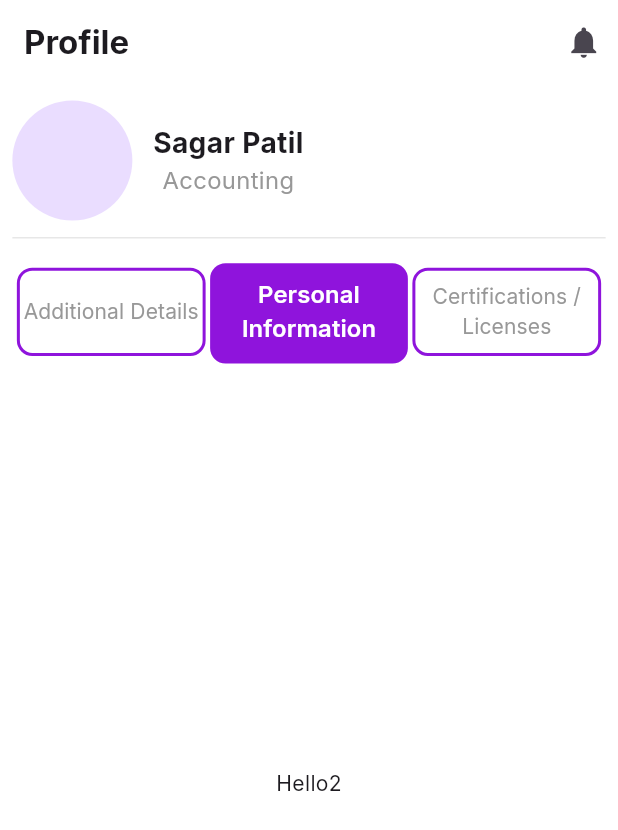
After one commit to Srimantrao/hirexpert, a Flutter app: the Edit_profile screen opened directly, tab 2 chosen, on a phone screen of 412 x 824 dp. The commit adds this screen. Shown: the top 830 px of the screen. Run offline on Flutter 3.47's test engine with Material 3 defaults, Android fonts, the phone set to English and light mode, and no system bars; our stand-ins replace flutter_svg, get, google_fonts, shared_preferences, smooth_page_indicator; accounts and stored records are empty.

Commit message:
Tue/26-Dec-2023

```diff
--- a/lib/controller/BottamController/MenuNavigationController.dart
+++ b/lib/controller/BottamController/MenuNavigationController.dart
@@ -4,6 +4,7 @@ import 'package:flutter/cupertino.dart';
 import 'package:hirexpert/view/screen/Menu/Search/Search.dart';
 
 import '../../view/screen/Menu/Home/Home.dart';
+import '../../view/screen/Menu/profile/information.dart';
 import '../../view/screen/saving/saved.dart';
 
 class MenuNavigationController with ChangeNotifier {
@@ -12,6 +13,7 @@ class MenuNavigationController with ChangeNotifier {
   final List<Widget> _item = [
     const Home(),
     const Search(),
+    const Profile_info(),
   ];
 
   Widget Selectitem(int index) {
@@ -31,4 +33,9 @@ class MenuNavigationController with ChangeNotifier {
     _selectindex = 1;
     notifyListeners();
   }
+
+  void SelectIndex_three() {
+    _selectindex = 2;
+    notifyListeners();
+  }
 }
--- /dev/null
+++ b/lib/view/screen/Menu/profile/profile.dart
@@ -0,0 +1,205 @@
+// ignore_for_file: camel_case_types
+
+import 'package:flutter/material.dart';
+import 'package:get/get_core/src/get_main.dart';
+import 'package:get/get_navigation/get_navigation.dart';
+import 'package:hirexpert/view/utils/app_color.dart';
+import '../../../utils/Tabbar/Profiletab/Additional.dart';
+import '../../../utils/app_String.dart';
+
+class Edit_profile extends StatefulWidget {
+  const Edit_profile({super.key});
+
+  @override
+  State<Edit_profile> createState() => _Edit_profileState();
+}
+
+class _Edit_profileState extends State<Edit_profile> {
+  @override
+  Widget build(BuildContext context) {
+    return Scaffold(
+      appBar: AppBar(
+        elevation: 0,
+        backgroundColor: AppColor.Full_body_color,
+        automaticallyImplyLeading: false,
+        title: const Text(
+          EditProfile_text.Profile,
+          style: TextStyle(
+            fontWeight: FontWeight.w700,
+          ),
+        ),
+        actions: [
+          Row(
+            children: [
+              const Icon(
+                Icons.notifications,
+                size: 25,
+              ),
+              SizedBox(width: Get.width / 40),
+            ],
+          )
+        ],
+      ),
+      body: Container(
+        height: Get.height,
+        width: Get.width,
+        decoration: BoxDecoration(
+          color: AppColor.Full_body_color,
+        ),
+        child: Padding(
+          padding: EdgeInsets.symmetric(
+            horizontal: Get.width / 50,
+          ),
+          child: Column(
+            children: [
+              Container(
+                height: Get.height / 8,
+                decoration: BoxDecoration(
+                  border: Border(
+                    bottom: BorderSide(
+                      color: AppColor.Bottam_color,
+                    ),
+                  ),
+                ),
+                child: Row(
+                  children: [
+                    const CircleAvatar(
+                      radius: 40,
+                    ),
+                    SizedBox(width: Get.width / 30),
+                    Column(
+                      mainAxisAlignment: MainAxisAlignment.center,
+                      children: [
+                        Text(
+                          "Sagar Patil",
+                          style: TextStyle(
+                            fontSize: Get.width / 22,
+                            fontWeight: FontWeight.w700,
+                          ),
+                        ),
+                        Text(
+                          "Accounting",
+                          style: TextStyle(
+                              fontSize: Get.width / 26,
+                              fontWeight: FontWeight.w400,
+                              color: AppColor.subcolor),
+                        ),
+                      ],
+                    ),
+                  ],
+                ),
+              ),
+              SizedBox(height: Get.height / 50),
+              DefaultTabController(
+                length: 3,
+                child: Column(
+                  children: [
+                    TabBar(
+                      labelStyle: TextStyle(
+                        fontWeight: FontWeight.w600,
+                        fontSize: Get.width / 26,
+                      ),
+                      unselectedLabelColor: AppColor.subcolor,
+                      unselectedLabelStyle: const TextStyle(
+                        fontWeight: FontWeight.w400,
+                      ),
+                      dividerColor: AppColor.Full_body_color,
+                      labelColor: AppColor.Full_body_color,
+                      indicatorSize: TabBarIndicatorSize.tab,
+                      indicator: BoxDecoration(
+                        color: AppColor.Button_color,
+                        borderRadius: BorderRadius.circular(
+                          Get.width / 40,
+                        ),
+                      ),
+                      labelPadding: const EdgeInsets.all(3),
+                      tabs: [
+                        Container(
+                          height: Get.height / 14,
+                          decoration: BoxDecoration(
+                            border: Border.all(
+                              width: 2,
+                              color: AppColor.Button_color,
+                            ),
+                            borderRadius: BorderRadius.circular(
+                              Get.width / 40,
+                            ),
+                          ),
+                          child: Tab(
+                            height: Get.height / 18,
+                            child: const Center(
+                              child: Text(
+                                textAlign: TextAlign.center,
+                                EditProfile_text.Additionl,
+                              ),
+                            ),
+                          ),
+                        ),
+                        Container(
+                          height: Get.height / 14,
+                          decoration: BoxDecoration(
+                            border: Border.all(
+                              width: 2,
+                              color: AppColor.Button_color,
+                            ),
+                            borderRadius: BorderRadius.circular(
+                              Get.width / 40,
+                            ),
+                          ),
+                          child: Tab(
+                            height: Get.height / 18,
+                            child: const Center(
+                              child: Text(
+                                textAlign: TextAlign.center,
+                                EditProfile_text.Parsnaol,
+                              ),
+                            ),
+                          ),
+                        ),
+                        Container(
+                          height: Get.height / 14,
+                          decoration: BoxDecoration(
+                            border: Border.all(
+                              width: 2,
+                              color: AppColor.Button_color,
+                            ),
+                            borderRadius: BorderRadius.circular(
+                              Get.width / 40,
+                            ),
+                          ),
+                          child: Tab(
+                            height: Get.height / 18,
+                            child: const Center(
+                              child: Text(
+                                textAlign: TextAlign.center,
+                                EditProfile_text.Certification,
+                              ),
+                            ),
+                          ),
+                        ),
+                      ],
+                    ),
+                    SizedBox(
+                      height: Get.height / 1.47,
+                      child: const TabBarView(
+                        children: [
+                          Additional(),
+                          Center(
+                            child: Text("Hello2"),
+                          ),
+                          Center(
+                            child: Text("Hello3"),
+                          ),
+                        ],
+                      ),
+                    )
+                  ],
+                ),
+              ),
+            ],
+          ),
+        ),
+      ),
+    );
+  }
+}
--- a/lib/view/screen/saving/saved.dart
+++ b/lib/view/screen/saving/saved.dart
@@ -23,7 +23,9 @@ class _SavedState extends State<Saved> {
       appBar: AppBar(
         toolbarHeight: Get.height / 10,
         backgroundColor: AppColor.Full_body_color,
+        elevation: 0,
         automaticallyImplyLeading: false,
+
         title: const Text(
           My_Jobs_Screen.My_Jobs,
           style: TextStyle(
--- a/lib/view/utils/app_String.dart
+++ b/lib/view/utils/app_String.dart
@@ -167,3 +167,27 @@ class Details_texts {
   static const Added_Advantage_Skills = "Added Advantage Skills:";
   static const API = "API Creation & Integration,Shopify,WordPress";
 }
+
+//Profile Screen
+class Profile_Text {
+  static const Profile = "Profile";
+  static const Archive = "Archive";
+  static const Notification_Setting = "Notification Setting";
+  static const Send_Us_Your_Feedback = "Send Us Your Feedback";
+  static const Manage_Account = "Manage Account";
+  static const Terms_And_Conditions = "Terms And Conditions";
+  static const Privacy_Policy = "Privacy Policy";
+  static const Change_Password = "Change Password";
+  static const Logout = "Logout";
+}
+
+//Edit Profile
+class EditProfile_text {
+  static const Profile = "Profile";
+  static const Additionl = "Additional Details";
+  static const Parsnaol = "Personal Information";
+  static const Certification = "Certifications / Licenses";
+  static const Qution = "Which of these most closely describe your job?";
+  static const Aanwasr = "— Accounts & Finance";
+  static const Edit = "Edit";
+}
--- a/lib/view/utils/app_icon.dart
+++ b/lib/view/utils/app_icon.dart
@@ -21,8 +21,9 @@ class AppIcons {
   static const Messages = "assets/icon/bottam/Messages.svg";
   static const Profile = "assets/icon/bottam/Profile.svg";
   static const Search = "assets/icon/bottam/Search Job.svg";
-  static const open_job  = "assets/icon/bottam/My_Jobs_open.svg";
-  static const Search_job  = "assets/icon/bottam/Search_Job_open.svg";
+  static const open_job = "assets/icon/bottam/My_Jobs_open.svg";
+  static const Search_job = "assets/icon/bottam/Search_Job_open.svg";
+  static const profile_open = "assets/icon/bottam/Profile_open.svg";
 
   //buttons
   static const Employee = "assets/icon/button/Employee.svg";
--- a/lib/view/utils/buttom/b_navigation.dart
+++ b/lib/view/utils/buttom/b_navigation.dart
@@ -55,7 +55,14 @@ class _BottamState extends State<Bottam> {
                       ? SvgPicture.asset(AppIcons.Search_job)
                       : SvgPicture.asset(AppIcons.Search),
                 ),
-                SvgPicture.asset(AppIcons.Profile),
+                InkWell(
+                  onTap: () {
+                    nav.SelectIndex_three();
+                  },
+                  child: (nav.Selectindex == 2)
+                      ? SvgPicture.asset(AppIcons.profile_open)
+                      : SvgPicture.asset(AppIcons.Profile),
+                ),
                 SvgPicture.asset(AppIcons.Messages),
               ],
             );
--- a/lib/view/utils/common/List/jobSearch.dart
+++ b/lib/view/utils/common/List/jobSearch.dart
@@ -24,6 +24,7 @@ class JobSearch extends StatelessWidget {
   final String stats;
   final String saveicon;
   final BorderSide top;
+  final Widget? savechild;
   final void Function()? onTap;
   final void Function()? saveonTap;
 
@@ -45,6 +46,7 @@ class JobSearch extends StatelessWidget {
     required this.saveicon,
     required this.top,
     this.saveonTap,
+    this.savechild,
   });
 
   @override
```
Also changed, not shown: lib/view/screen/Menu/profile/information.dart (added, +106 -0 lines), lib/view/screen/option/option.dart (+1 -32 lines), lib/view/utils/Tabbar/Profiletab/Additional.dart (added, +70 -0 lines), lib/view/utils/common/Container/profile_Info.dart (added, +41 -0 lines), assets/icon/bottam/Profile_open.svg (added).
